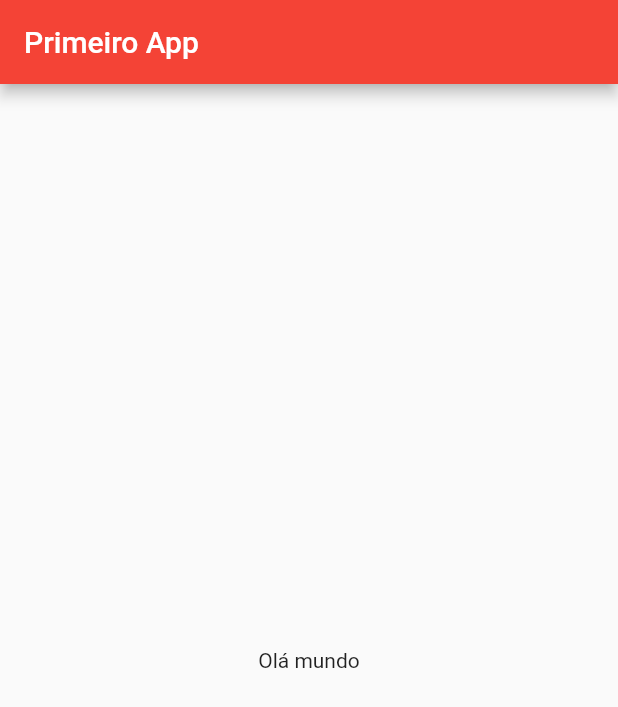
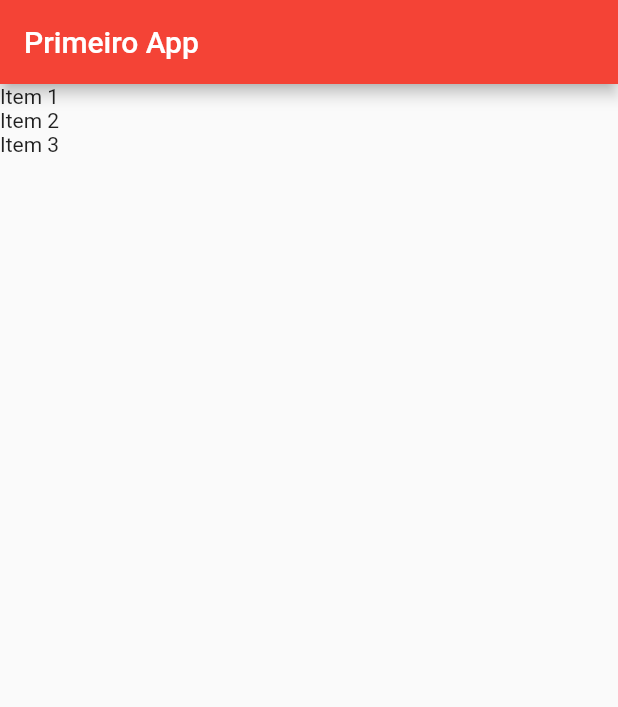
Before and after one commit to YtalloLima/flutter_primeiroApp, a Flutter app: the screen it shows after launch, on a phone screen of 412 x 824 dp. Shown: the top 707 px of the screen. Run offline on Flutter 3.47's test engine with Material 2 defaults, Android fonts, the phone set to English and light mode, and no system bars.

Commit message:
Criação listview

```diff
--- a/testando/lib/main.dart
+++ b/testando/lib/main.dart
@@ -38,10 +38,12 @@ class _HomePageState extends State<HomePage> {
         appBar: AppBar(
           title: Text("Primeiro App"),
         ),
-        body: Container(
-          child: Center(
-            child: Text("Olá mundo"),
-          ),
+        body: ListView.builder(
+          itemCount: widget.items.length, //pega a lista de items criados acima
+          itemBuilder: (BuildContext context, int index) {
+            final item = widget.items[index];
+            return Text(item.title);
+          },
         ));
   }
 }
```
